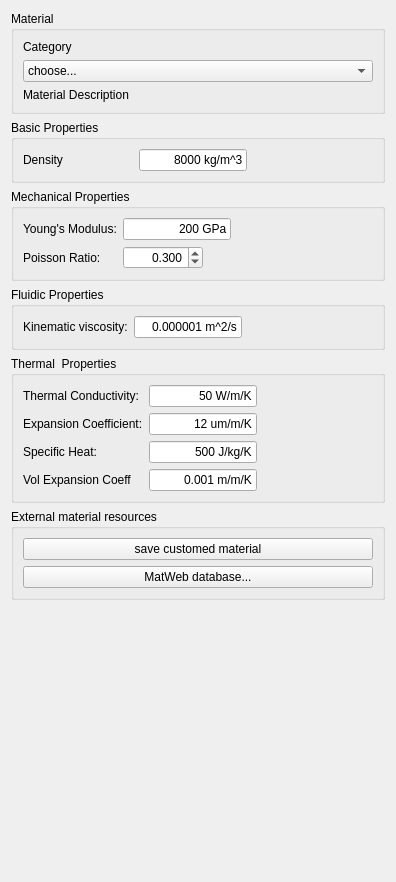
Qt form src/Mod/Fem/Gui/Resources/ui/Material.ui (berndhahnebach/All_FreeCAD) before a commit.
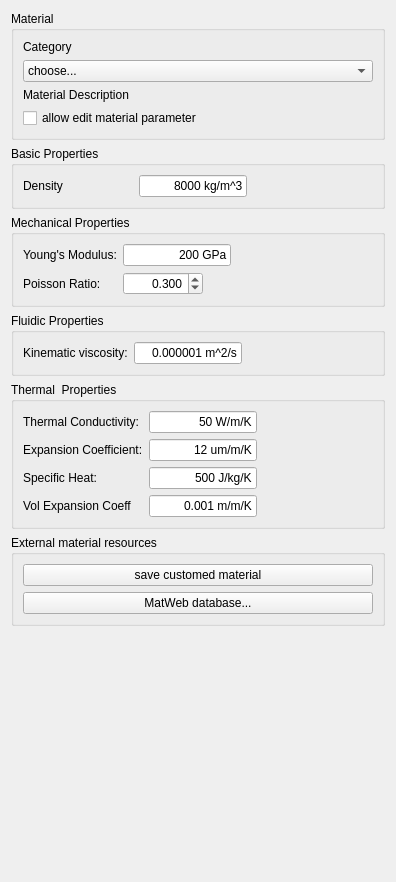
The same form after that commit. Custom widgets are drawn as their Qt base class.

Commit message: FEM: material widget, add button to fix material property editing

Diff of the .ui file:
```diff
--- a/src/Mod/Fem/Gui/Resources/ui/Material.ui
+++ b/src/Mod/Fem/Gui/Resources/ui/Material.ui
@@ -63,6 +63,16 @@
         </property>
        </widget>
       </item>
+      <item>
+       <widget class="QCheckBox" name="chbu_allow_edit">
+        <property name="text">
+         <string>allow edit material parameter</string>
+        </property>
+        <property name="checked">
+         <bool>false</bool>
+        </property>
+       </widget>
+      </item>
      </layout>
     </widget>
    </item>
```
The commit also changes 1 other file.
